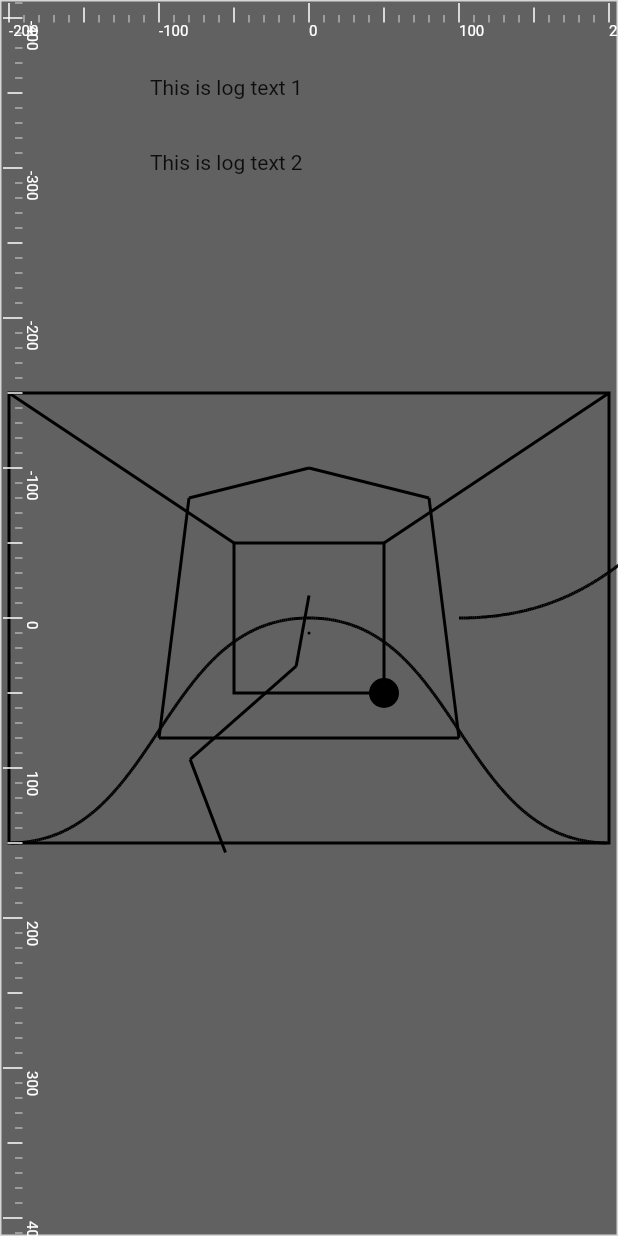
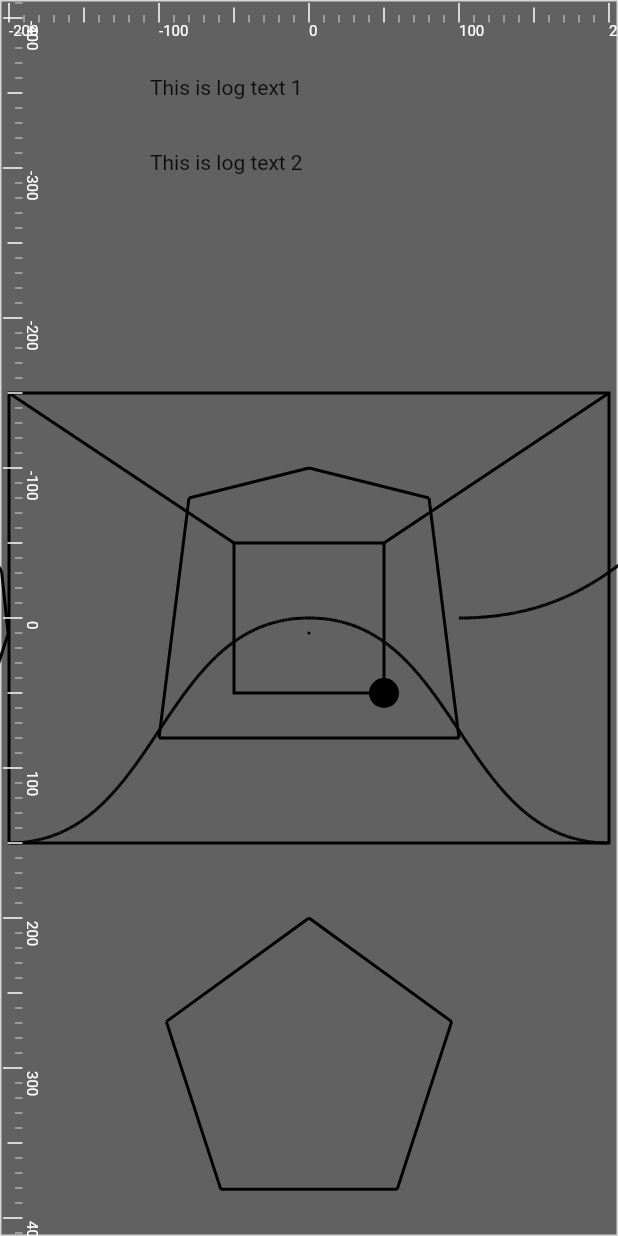
Before and after one commit to Norman-w/vectorgraph, a Flutter app: the screen it shows after launch, on a phone screen of 412 x 824 dp. Run offline on Flutter 3.47's test engine with Material 2 defaults, Android fonts, the phone set to English and light mode, and no system bars; our stand-ins replace flutter_riverpod.

Commit message:
添加正多边形的支持 添加随机生成正多边形测试性能

```diff
--- a/lib/model/geometry/planes/equilateral_polygon.dart
+++ b/lib/model/geometry/planes/equilateral_polygon.dart
@@ -12,59 +12,38 @@
   EquilateralPolygon(
       {
         Decimal? size,
-        this.count = 3,}) : super([]){
-    this.size = size?? Decimal.fromInt(80);
+        this.count = 3,}) : super([]) {
+    this.size = size ?? Decimal.fromInt(80);
     //region 函数定义
-    start(Decimal x, Decimal y)
-    {
+    start(Decimal x, Decimal y) {
       print("开始点: x:$x y:$y");
-      points.add(PointEX(x,y));
+      points.add(PointEX(x, y));
     }
-    lineTo(Decimal x, Decimal y)
-    {
+    lineTo(Decimal x, Decimal y) {
       print("链接点: x:$x y:$y");
-      points.add(PointEX(x,y));
+      points.add(PointEX(x, y));
     }
     //endregion
+    Decimal r = this.size / Decimal.two;
+    var perDeg = decimalPi / Decimal.fromInt(count);
+    var perSideDeg = 360.0/ count;
+    // var deg120 = decimalPi / Decimal.fromInt(3);
+    var deg1 = decimalPi / Decimal.fromInt(180);
 
-
-    // // 将圆等分,开始第一个点
-    // start(r * cos(pi / count)+r, r * sin(pi / count)+r);
-    //
-    // //创建边
-    // // start(r * cos(pi / count), r * sin(pi / count));
-    // for (int i = 2; i <= count * 2; i++) {
-    //   if (i.isOdd) {
-    //     lineTo(r * cos(pi / count * i)+r, r * sin(pi / count * i)+r);
-    //   }
-    // }
-
-    //半径
-    Decimal r = this.size / Decimal.two;
-    print('半径:$r');
-    Decimal perSidePi = decimalPi / Decimal.fromInt(count);
-    Decimal cosPerSidePi = decimalCos(perSidePi);
-    Decimal rX = r* cosPerSidePi;
-    Decimal rX_r = rX + r;
-    PointEX first = PointEX(Decimal.zero, -r);
-    // 将圆等分,开始第一个点
-    start(first.x,first.y);
-
-    var xo = Decimal.zero;
-    var yo = Decimal.zero;
-    var x2 = xo + r * decimalCos(Decimal.fromInt(90) * decimalPi/ Decimal.fromInt(180));
-    var y2 = yo + r * decimalSin(Decimal.fromInt(90) * decimalPi/ Decimal.fromInt(180));
-    PointEX second = PointEX(x2, y2);
-    lineTo(x2, y2);
-
-    var x3 = xo + r * decimalCos(Decimal.fromInt(180) * decimalPi/ Decimal.fromInt(180));
-    var y3 = yo + r * decimalSin(Decimal.fromInt(180) * decimalPi/ Decimal.fromInt(180));
-
-    lineTo(x3, y3);
-
-
-    var x4 = xo + r * decimalCos(Decimal.fromInt(270) * decimalPi/ Decimal.fromInt(180));
-    var y4 = yo + r * decimalSin(Decimal.fromInt(270) * decimalPi/ Decimal.fromInt(180));
-    lineTo(x4, y4);
+    var rotationAngle = ((perSideDeg+perSideDeg).toDecimal() - Decimal.fromInt(90)) * deg1;
+    //第一个点,为了看起来更好看.我们默认让第一个点在圆的正上方,但是比如说我们要画一个三角形,那么第一个点就不是在正上方了
+    //所以我们要把角度再往前移动一个角度,比如3个顶点的,第一个顶点在旋转120度的地方
+    var firstX = r * decimalCos(perDeg * Decimal.fromInt(1) - rotationAngle);
+    var firstY = r * decimalSin(perDeg * Decimal.fromInt(1)- rotationAngle);
+    start(firstX, firstY);
+    //创建边
+    for (int i = 2; i <= count * 2; i++) {
+      if (i.isOdd) {
+        var x = r * decimalCos(perDeg * Decimal.fromInt(i) - rotationAngle);
+        var y = r * decimalSin(perDeg * Decimal.fromInt(i) - rotationAngle);
+        lineTo(x,y);
+      }
+    }
+    lineTo(firstX, firstY);
   }
 }
--- a/lib/model/geometry/vectors/vector2d.dart
+++ b/lib/model/geometry/vectors/vector2d.dart
@@ -71,6 +71,9 @@
   factory Vector2D.fromAngle(Decimal angle, Decimal length) {
     return Vector2D(length * decimalCos(angle), length * decimalSin(angle));
   }
+  factory Vector2D.fromPolar(Decimal angle, Decimal length) {
+    return Vector2D(length * decimalCos(angle), length * decimalSin(angle));
+  }
 
   Decimal cross(Vector2D vector) {
     return x * vector.y - y * vector.x;
--- a/lib/viewer/line_painter.dart
+++ b/lib/viewer/line_painter.dart
@@ -21,7 +21,7 @@
       ..style = PaintingStyle.stroke
       ..strokeWidth = 2.0;
     if(linesPoints.length%2!=0){
-      debugPrint("点数应该是双数");
+      // debugPrint("点数应该是双数");
     }
     for(var i=0;i<linesPoints.length-1; i+=1){
       var start = linesPoints[i];
--- a/lib/viewer/view_state.dart
+++ b/lib/viewer/view_state.dart
@@ -1,3 +1,5 @@
+import 'dart:math';
+
 import 'package:flutter/material.dart';
 import 'package:flutter_riverpod/flutter_riverpod.dart';
 import 'package:vectorgraph/model/geometry/points/point_ex.dart';
@@ -194,9 +196,53 @@
 
   //region 第五层 规则多边形
   EquilateralPolygonObject equilateralPolygonObject = EquilateralPolygonObject(
-    size: Decimal.fromInt(30),count:4
+    PointEX(Decimal.fromInt(-300), Decimal.fromInt(0)),
+    size: Decimal.fromInt(200),count:3
   );
   layer5.addEquilateralPolygon(equilateralPolygonObject);
+
+  EquilateralPolygonObject circlePolygonObject = EquilateralPolygonObject(
+      PointEX(Decimal.fromInt(-300), Decimal.fromInt(0)),
+      size: Decimal.fromInt(200),count:15
+  );
+
+  layer5.addEquilateralPolygon(circlePolygonObject);
+
+  EquilateralPolygonObject rectPolygonObject = EquilateralPolygonObject(
+      PointEX(Decimal.fromInt(300), Decimal.fromInt(0)),
+      size: Decimal.fromInt(200),count:4
+  );
+
+  layer5.addEquilateralPolygon(rectPolygonObject);
+
+  EquilateralPolygonObject rect8PolygonObject = EquilateralPolygonObject(
+      PointEX(Decimal.fromInt(300), Decimal.fromInt(0)),
+      size: Decimal.fromInt(200),count:8
+  );
+
+  layer5.addEquilateralPolygon(rect8PolygonObject);
+
+  EquilateralPolygonObject rect5PolygonObject = EquilateralPolygonObject(
+      PointEX(Decimal.fromInt(0), Decimal.fromInt(300)),
+      size: Decimal.fromInt(200),count:5
+  );
+
+  layer5.addEquilateralPolygon(rect5PolygonObject);
+
+
+  //使用随机大小30-300, 随机边数3-10的多边形 在 x=-2000~+2000, y=-1000~+1000的范围内随机生成多边形并添加到layer5
+  for(int i=0;i<1000;i++){
+    var size = Decimal.fromInt(Random().nextInt(270)+30);
+    var count = Random().nextInt(8)+3;
+    var x = Decimal.fromInt(Random().nextInt(40000)-20000);
+    var y = Decimal.fromInt(Random().nextInt(20000)-10000);
+    var point = PointEX(x,y);
+    EquilateralPolygonObject polygonObject = EquilateralPolygonObject(
+        point,
+        size: size,count:count
+    );
+    layer5.addEquilateralPolygon(polygonObject);
+  }
   //endregion
 
   space.addPaper(paper);
```
Also changed, not shown: lib/objects/equilateral_polygon_object.dart (+8 -8 lines), lib/utils/num_utils.dart (+38 -33 lines), lib/viewer/painting_board.dart (+16 -0 lines).
